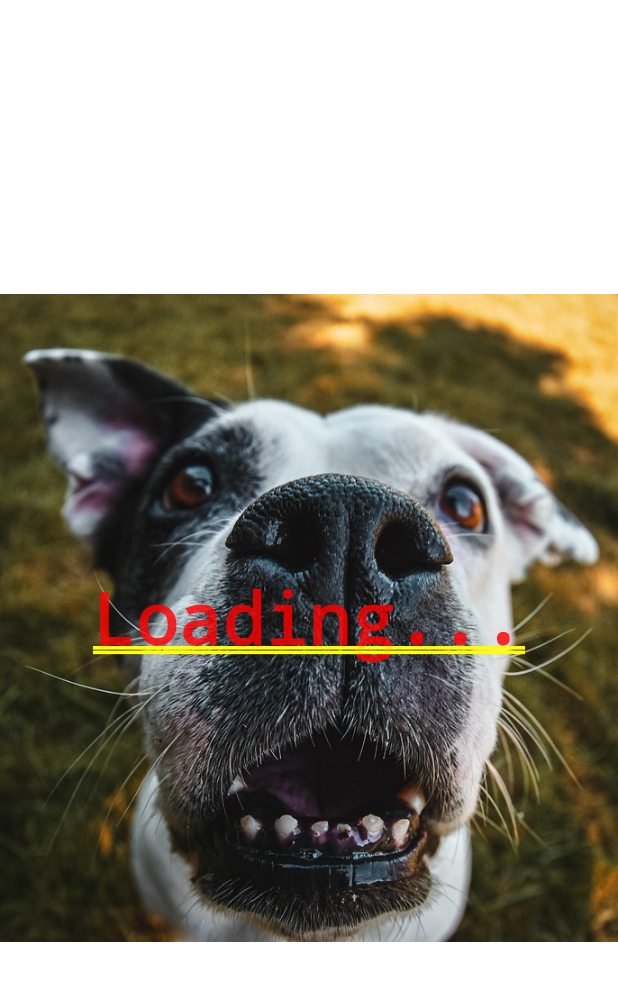
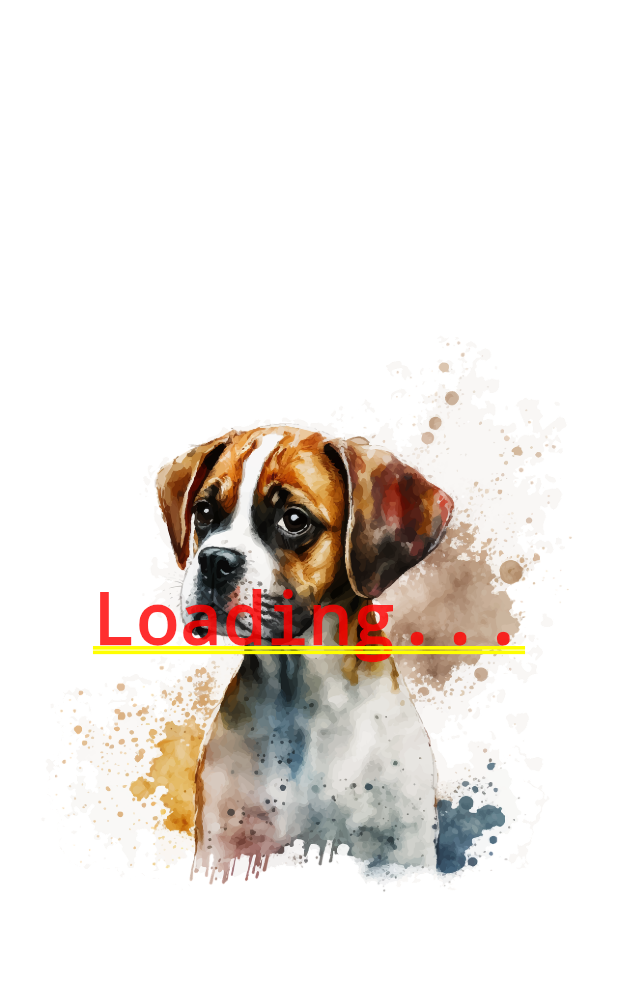
Before and after one commit to Lunchbox1188/Random-API-Generator, a Flutter app: the first screen one second after launch, on a phone screen of 412 x 824 dp. Shown: the top 981 px of the screen. Run offline on Flutter 3.47's test engine with Material 3 defaults, Android fonts, the light colour scheme and no system bars; our stand-ins replace flutter_neumorphic, get.

Commit message:
Changed splash background

```diff
--- a/lib/constants/images.dart
+++ b/lib/constants/images.dart
@@ -3,3 +3,5 @@ import 'package:flutter/material.dart';
 AssetImage backgroundImage = AssetImage("assets/images/background.png");
 
 AssetImage splashImage = AssetImage("assets/images/splash.jpg");
+
+AssetImage newSplashImage = AssetImage("assets/images/boxer.png");
--- a/lib/screens/splash.dart
+++ b/lib/screens/splash.dart
@@ -1,5 +1,6 @@
 import 'package:flutter/material.dart';
 import 'package:get/get.dart';
+import 'package:random_dog_api/constants/exports.dart';
 
 class SplashPage extends StatefulWidget {
   @override
@@ -10,18 +11,20 @@ class _SplashPageState extends State<SplashPage> {
   @override
   void initState() {
     super.initState();
-    Future.delayed(Duration(seconds: 2), () => Get.offNamed('/home'));
+    // Future.delayed(Duration(seconds: 2), () => Get.offNamed('/home'));
   }
 
   @override
   Widget build(BuildContext context) {
     return Container(
       child: Center(
-        child: Text('Loading...'),
+        child: Text('Loading...', style: TextStyle(), ),
+        heightFactor: 50,
+        widthFactor: 150,
       ),
       decoration: BoxDecoration(
         image: DecorationImage(
-          image: AssetImage('assets/images/splash.jpg'),
+          image: newSplashImage,
         ),
       ),
     );
```
Also changed, not shown: assets/images/boxer.png (added).
